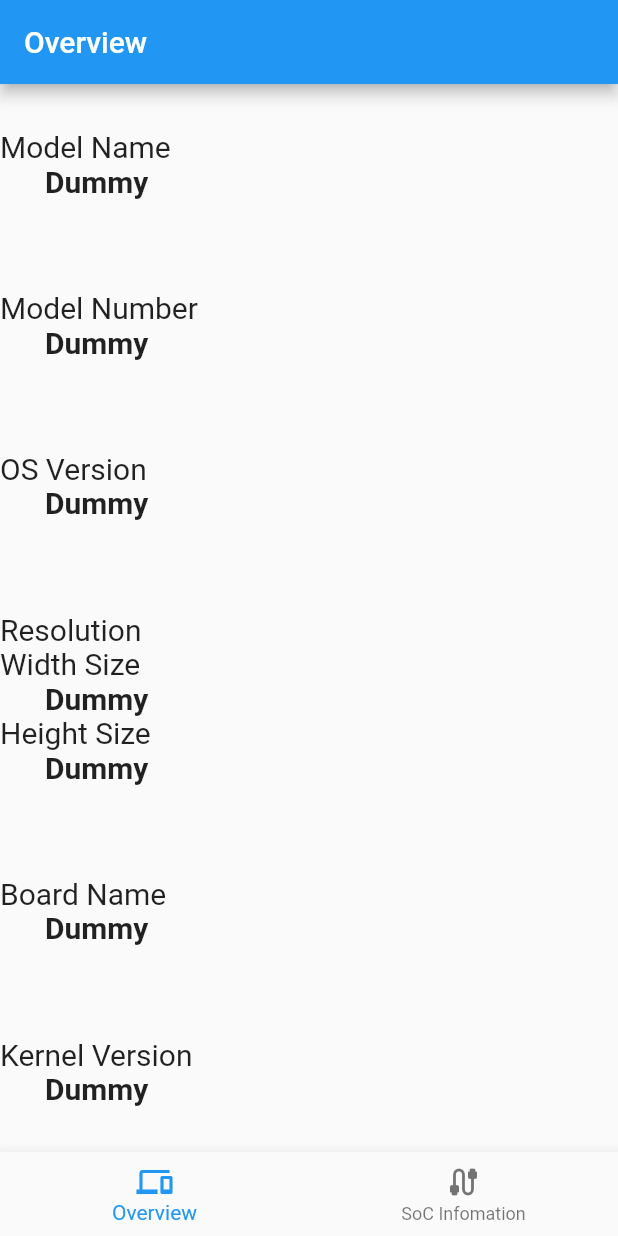
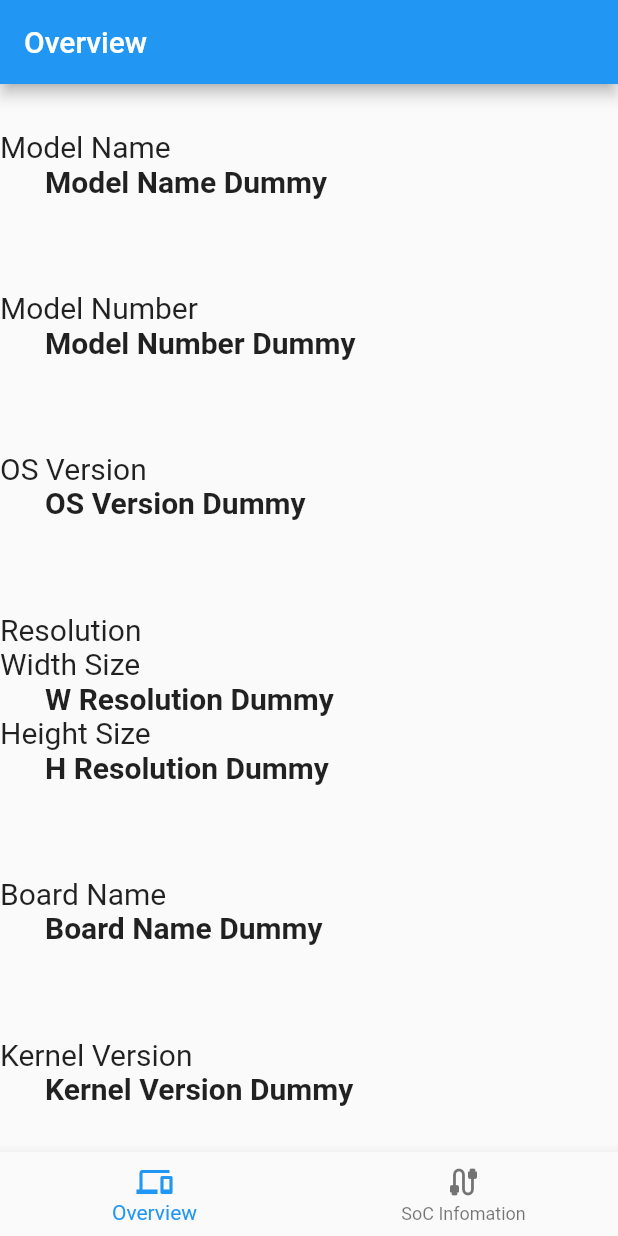
Before and after one commit to CoreNion/Flutter_DeviceInfo, a Flutter app: the screen it shows after launch, on a phone screen of 412 x 824 dp. Run offline on Flutter 3.47's test engine with Material 2 defaults, Android fonts, the phone set to English and light mode, and no system bars.

Commit message:
各値を入手するためのクラスを作成

```diff
--- /dev/null
+++ b/lib/getinfo.dart
@@ -0,0 +1,53 @@
+class GetDeviceInfo {
+  static String modelName() {
+    return "Model Name Dummy";
+  }
+
+  static String modelNumber() {
+    return "Model Number Dummy";
+  }
+
+  static String osVersion() {
+    return "OS Version Dummy";
+  }
+
+  static String widthResolution() {
+    return "W Resolution Dummy";
+  }
+
+  static String heightResolution() {
+    return "H Resolution Dummy";
+  }
+
+  static String boardName() {
+    return "Board Name Dummy";
+  }
+
+  static String kernelVersion() {
+    return "Kernel Version Dummy";
+  }
+
+  static String cpuName() {
+    return "CPU Name Dummy";
+  }
+
+  static String cpuArch() {
+    return "CPU Arch Dummy";
+  }
+
+  static String cpuCores() {
+    return "CPU Cores Dummy";
+  }
+
+  static String chipID() {
+    return "Chip ID Dummy";
+  }
+
+  static String totalMemoryMB() {
+    return "Total Memory Dummy MB";
+  }
+
+  static String gpuName() {
+    return "GPU Name Dummy";
+  }
+}
--- a/lib/main.dart
+++ b/lib/main.dart
@@ -1,4 +1,5 @@
 import 'package:flutter/material.dart';
+import 'getinfo.dart';
 
 void main() {
   runApp(const MyApp());
@@ -35,113 +36,120 @@
       // ModelName
       Column(
         crossAxisAlignment: CrossAxisAlignment.start,
-        children: const <Widget>[
-          Text(
+        children: <Widget>[
+          const Text(
             "Model Name",
             style: TextStyle(fontSize: 20),
           ),
           Padding(
-              padding: EdgeInsets.only(left: 30),
+              padding: const EdgeInsets.only(left: 30),
               child: Text(
-                "Dummy",
-                style: TextStyle(fontWeight: FontWeight.bold, fontSize: 20),
+                GetDeviceInfo.modelName(),
+                style:
+                    const TextStyle(fontWeight: FontWeight.bold, fontSize: 20),
               ))
         ],
       ),
       // Model Number
       Column(
         crossAxisAlignment: CrossAxisAlignment.start,
-        children: const <Widget>[
-          Text(
+        children: <Widget>[
+          const Text(
             "Model Number",
             style: TextStyle(fontSize: 20),
           ),
           Padding(
-              padding: EdgeInsets.only(left: 30),
+              padding: const EdgeInsets.only(left: 30),
               child: Text(
-                "Dummy",
-                style: TextStyle(fontWeight: FontWeight.bold, fontSize: 20),
+                GetDeviceInfo.modelNumber(),
+                style:
+                    const TextStyle(fontWeight: FontWeight.bold, fontSize: 20),
               ))
         ],
       ),
       // OS Version
       Column(
         crossAxisAlignment: CrossAxisAlignment.start,
-        children: const <Widget>[
-          Text(
+        children: <Widget>[
+          const Text(
             "OS Version",
             style: TextStyle(fontSize: 20),
           ),
           Padding(
-              padding: EdgeInsets.only(left: 30),
+              padding: const EdgeInsets.only(left: 30),
               child: Text(
-                "Dummy",
-                style: TextStyle(fontWeight: FontWeight.bold, fontSize: 20),
+                GetDeviceInfo.osVersion(),
+                style:
+                    const TextStyle(fontWeight: FontWeight.bold, fontSize: 20),
               ))
         ],
       ),
       // Resolution
       Column(
         crossAxisAlignment: CrossAxisAlignment.start,
-        children: const <Widget>[
-          Text(
+        children: <Widget>[
+          const Text(
             "Resolution",
             style: TextStyle(fontSize: 20),
             textAlign: TextAlign.left,
           ),
           // Width
-          Text(
+          const Text(
             "Width Size",
             style: TextStyle(fontSize: 20),
           ),
           Padding(
-              padding: EdgeInsets.only(left: 30),
+              padding: const EdgeInsets.only(left: 30),
               child: Text(
-                "Dummy",
-                style: TextStyle(fontWeight: FontWeight.bold, fontSize: 20),
+                GetDeviceInfo.widthResolution(),
+                style:
+                    const TextStyle(fontWeight: FontWeight.bold, fontSize: 20),
               )),
           // Height
-          Text(
+          const Text(
             "Height Size",
             style: TextStyle(fontSize: 20),
           ),
           Padding(
-              padding: EdgeInsets.only(left: 30),
+              padding: const EdgeInsets.only(left: 30),
               child: Text(
-                "Dummy",
-                style: TextStyle(fontWeight: FontWeight.bold, fontSize: 20),
+                GetDeviceInfo.heightResolution(),
+                style:
+                    const TextStyle(fontWeight: FontWeight.bold, fontSize: 20),
               ))
         ],
       ),
       // Board Name
       Column(
         crossAxisAlignment: CrossAxisAlignment.start,
-        children: const <Widget>[
-          Text(
+        children: <Widget>[
+          const Text(
             "Board Name",
             style: TextStyle(fontSize: 20),
           ),
           Padding(
-              padding: EdgeInsets.only(left: 30),
+              padding: const EdgeInsets.only(left: 30),
               child: Text(
-                "Dummy",
-                style: TextStyle(fontWeight: FontWeight.bold, fontSize: 20),
+                GetDeviceInfo.boardName(),
+                style:
+                    const TextStyle(fontWeight: FontWeight.bold, fontSize: 20),
               ))
         ],
       ),
       // Kernel Version
       Column(
         crossAxisAlignment: CrossAxisAlignment.start,
-        children: const <Widget>[
-          Text(
+        children: <Widget>[
+          const Text(
             "Kernel Version",
             style: TextStyle(fontSize: 20),
           ),
           Padding(
-              padding: EdgeInsets.only(left: 30),
+              padding: const EdgeInsets.only(left: 30),
               child: Text(
-                "Dummy",
-                style: TextStyle(fontWeight: FontWeight.bold, fontSize: 20),
+                GetDeviceInfo.kernelVersion(),
+                style:
+                    const TextStyle(fontWeight: FontWeight.bold, fontSize: 20),
               ))
         ],
       ),
@@ -152,96 +160,102 @@
       // CPU Name
       Column(
         crossAxisAlignment: CrossAxisAlignment.start,
-        children: const <Widget>[
-          Text(
+        children: <Widget>[
+          const Text(
             "CPU Name",
             style: TextStyle(fontSize: 20),
           ),
           Padding(
-              padding: EdgeInsets.only(left: 30),
+              padding: const EdgeInsets.only(left: 30),
               child: Text(
-                "Dummy",
-                style: TextStyle(fontWeight: FontWeight.bold, fontSize: 20),
+                GetDeviceInfo.cpuName(),
+                style:
+                    const TextStyle(fontWeight: FontWeight.bold, fontSize: 20),
               ))
         ],
       ),
       //CPU Arch
       Column(
         crossAxisAlignment: CrossAxisAlignment.start,
-        children: const <Widget>[
-          Text(
+        children: <Widget>[
+          const Text(
             "CPU Architecture",
             style: TextStyle(fontSize: 20),
           ),
           Padding(
-              padding: EdgeInsets.only(left: 30),
+              padding: const EdgeInsets.only(left: 30),
               child: Text(
-                "Dummy",
-                style: TextStyle(fontWeight: FontWeight.bold, fontSize: 20),
+                GetDeviceInfo.cpuArch(),
+                style:
+                    const TextStyle(fontWeight: FontWeight.bold, fontSize: 20),
               ))
         ],
       ),
       // CPU Cores
       Column(
         crossAxisAlignment: CrossAxisAlignment.start,
-        children: const <Widget>[
-          Text(
+        children: <Widget>[
+          const Text(
             "CPU Cores",
             style: TextStyle(fontSize: 20),
           ),
           Padding(
-              padding: EdgeInsets.only(left: 30),
+              padding: const EdgeInsets.only(left: 30),
               child: Text(
-                "Dummy",
-                style: TextStyle(fontWeight: FontWeight.bold, fontSize: 20),
+                GetDeviceInfo.cpuCores(),
+                style:
+                    const TextStyle(fontWeight: FontWeight.bold, fontSize: 20),
               ))
         ],
       ),
       // Chip ID
       Column(
         crossAxisAlignment: CrossAxisAlignment.start,
-        children: const <Widget>[
-          Text(
+        children: <Widget>[
+          const Text(
             "Chip ID",
             style: TextStyle(fontSize: 20),
           ),
           Padding(
-              padding: EdgeInsets.only(left: 30),
+              padding: const EdgeInsets.only(left: 30),
               child: Text(
-                "Dummy",
-                style: TextStyle(fontWeight: FontWeight.bold, fontSize: 20),
+                GetDeviceInfo.chipID(),
+                style:
+                    const TextStyle(fontWeight: FontWeight.bold, fontSize: 20),
               ))
         ],
       ),
       // Total Memory
       Column(
         crossAxisAlignment: CrossAxisAlignment.start,
-        children: const <Widget>[
-          Text(
+        children: <Widget>[
+          const Text(
             "Total Memory",
             style: TextStyle(fontSize: 20),
           ),
           Padding(
-              padding: EdgeInsets.only(left: 30),
+              padding: const EdgeInsets.only(left: 30),
               child: Text(
-                "Dummy",
-                style: TextStyle(fontWeight: FontWeight.bold, fontSize: 20),
+                GetDeviceInfo.totalMemoryMB(),
+                style:
+                    const TextStyle(fontWeight: FontWeight.bold, fontSize: 20),
               ))
         ],
       ),
       // GPU Name
       Column(
         crossAxisAlignment: CrossAxisAlignment.start,
-        children: const <Widget>[
-          Text(
+        children: <Widget>[
+          const Text(
             "GPU Name",
             style: TextStyle(fontSize: 20),
           ),
           Padding(
-              padding: EdgeInsets.only(left: 30),
+              padding: const EdgeInsets.only(left: 30),
               child: Text(
-                "Dummy",
-                style: TextStyle(fontWeight: FontWeight.bold, fontSize: 20),
+                GetDeviceInfo.gpuName(),
+                style:
+                    const TextStyle(fontWeight: FontWeight.bold, fontSize: 20),
               ))
         ],
       ),
```
